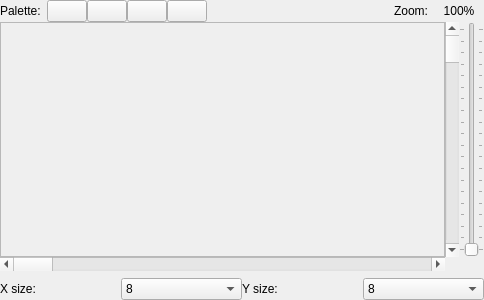
This is designers/tile_stamp_editor/tilestampeditorform.ui in christopherpow/nesicide as Qt 5 draws it before an edit. The edited form follows.
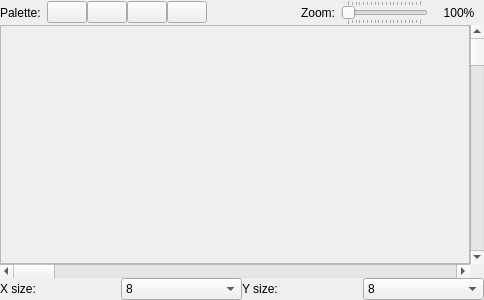
This is the edited form. Custom widgets are drawn as their Qt base class.

Commit message: Working scale/zoom in Tile Editor.

```diff
--- a/designers/tile_stamp_editor/tilestampeditorform.ui
+++ b/designers/tile_stamp_editor/tilestampeditorform.ui
@@ -17,15 +17,12 @@
    <string>Form</string>
   </property>
   <layout class="QGridLayout" name="gridLayout">
-   <property name="horizontalSpacing">
-    <number>0</number>
-   </property>
-   <property name="verticalSpacing">
-    <number>7</number>
-   </property>
    <property name="margin">
     <number>0</number>
    </property>
+   <property name="spacing">
+    <number>0</number>
+   </property>
    <item row="5" column="0" colspan="4">
     <layout class="QHBoxLayout" name="horizontalLayout_3">
      <item>
@@ -265,6 +262,37 @@
          </property>
         </widget>
        </item>
+       <item>
+        <widget class="QSlider" name="zoomSlider">
+         <property name="minimum">
+          <number>100</number>
+         </property>
+         <property name="maximum">
+          <number>2000</number>
+         </property>
+         <property name="singleStep">
+          <number>100</number>
+         </property>
+         <property name="pageStep">
+          <number>100</number>
+         </property>
+         <property name="orientation">
+          <enum>Qt::Horizontal</enum>
+         </property>
+         <property name="invertedAppearance">
+          <bool>false</bool>
+         </property>
+         <property name="invertedControls">
+          <bool>false</bool>
+         </property>
+         <property name="tickPosition">
+          <enum>QSlider::TicksBothSides</enum>
+         </property>
+         <property name="tickInterval">
+          <number>100</number>
+         </property>
+        </widget>
+       </item>
        <item>
         <widget class="QLabel" name="zoomValueLabel">
          <property name="sizePolicy">
@@ -333,37 +361,6 @@
        </property>
       </widget>
      </item>
-     <item row="1" column="2">
-      <widget class="QSlider" name="zoomSlider">
-       <property name="minimum">
-        <number>100</number>
-       </property>
-       <property name="maximum">
-        <number>2000</number>
-       </property>
-       <property name="singleStep">
-        <number>100</number>
-       </property>
-       <property name="pageStep">
-        <number>100</number>
-       </property>
-       <property name="orientation">
-        <enum>Qt::Vertical</enum>
-       </property>
-       <property name="invertedAppearance">
-        <bool>false</bool>
-       </property>
-       <property name="invertedControls">
-        <bool>false</bool>
-       </property>
-       <property name="tickPosition">
-        <enum>QSlider::TicksBothSides</enum>
-       </property>
-       <property name="tickInterval">
-        <number>100</number>
-       </property>
-      </widget>
-     </item>
     </layout>
    </item>
   </layout>
```
Left out of the diff: 10 changed lines with no effect on the pictures. The commit also changes 8 other files.
